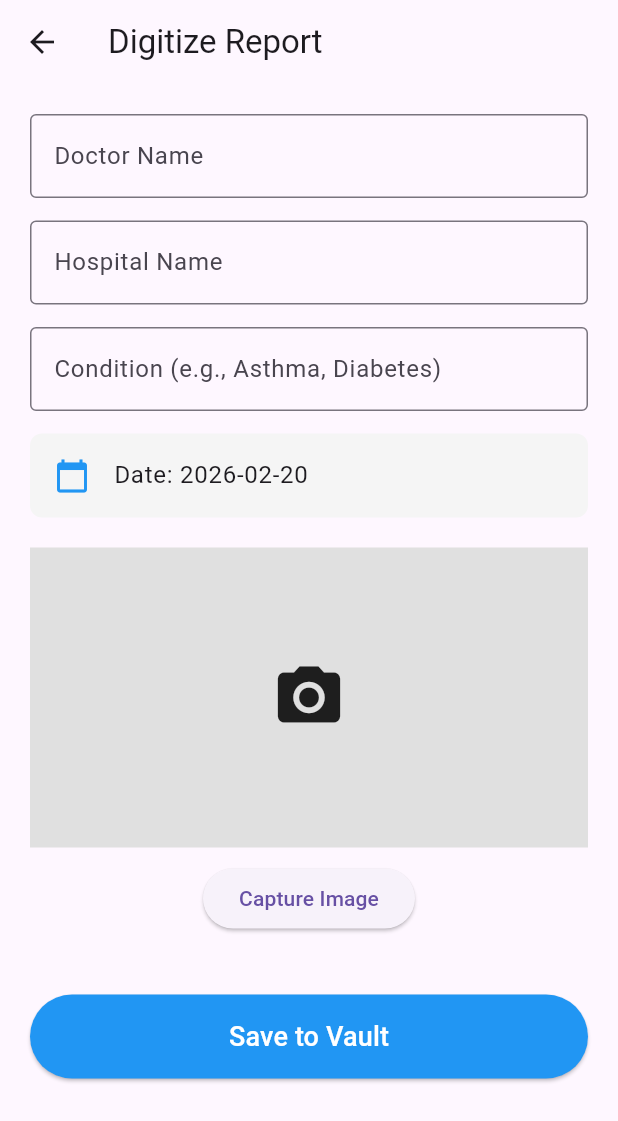
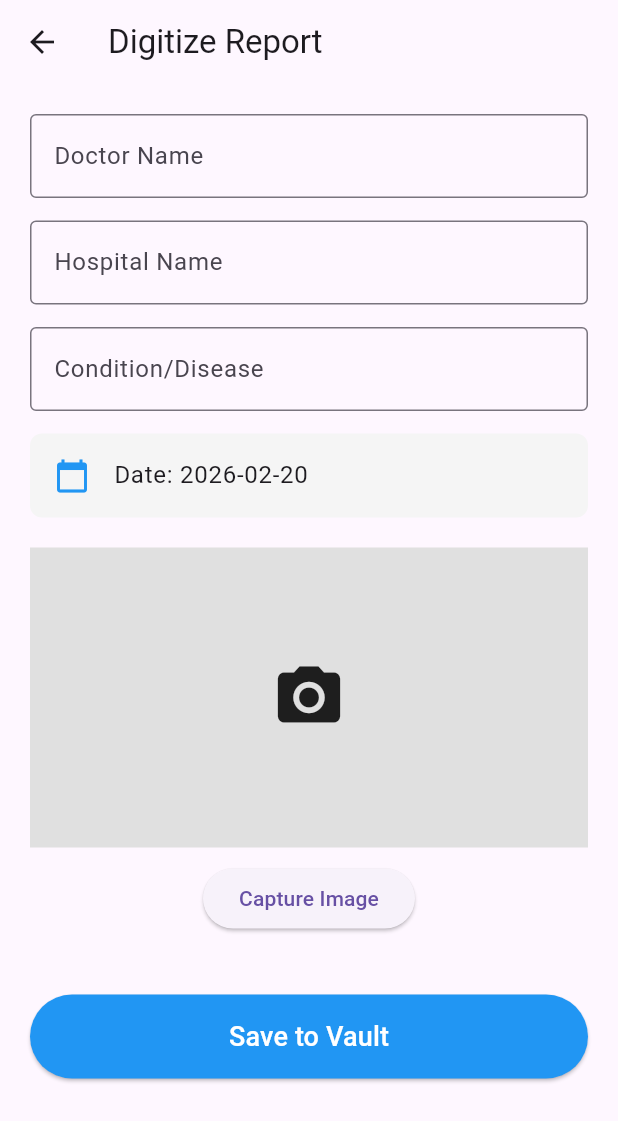
Before and after one commit to Somasekhar711/MD-NT, a Flutter app: the AddReportPage screen opened directly, on a phone screen of 412 x 824 dp. Shown: the top 1121 px of the screen. Run offline on Flutter 3.47's test engine with Material 3 defaults, Android fonts, the phone set to English and light mode, and no system bars; our stand-ins replace image_picker, shared_preferences; accounts and stored records are empty.

Commit message:
Completed Medical Reports section

```diff
--- a/md_nt/lib/home/add_report_page.dart
+++ b/md_nt/lib/home/add_report_page.dart
@@ -130,7 +130,7 @@ class _AddReportPageState extends State<AddReportPage> {
             TextField(
               controller: diseaseController,
               decoration: const InputDecoration(
-                labelText: "Condition (e.g., Asthma, Diabetes)",
+                labelText: "Condition/Disease",
                 hintText: "Leave blank for 'General'",
                 border: OutlineInputBorder()
               )
```
